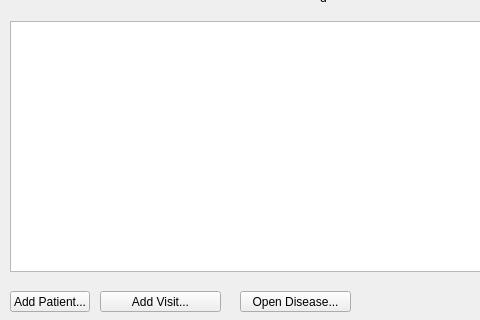
First picture: the form in registryform.ui, repository nikifor511/hhospital, before the edit; both pictures show x 0 to 480 and y 199 to 519 of the 723 by 519 pixel window.
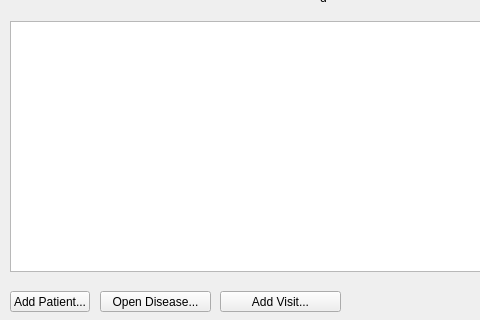
Second picture: the form after the edit.

What changed in the file:
```diff
--- a/registryform.ui
+++ b/registryform.ui
@@ -55,7 +55,7 @@
   <widget class="QPushButton" name="AddVisitPushButton">
    <property name="geometry">
     <rect>
-     <x>100</x>
+     <x>220</x>
      <y>490</y>
      <width>121</width>
      <height>21</height>
@@ -68,7 +68,7 @@
   <widget class="QPushButton" name="OpenDiseasePushButton">
    <property name="geometry">
     <rect>
-     <x>240</x>
+     <x>100</x>
      <y>490</y>
      <width>111</width>
      <height>21</height>
```
